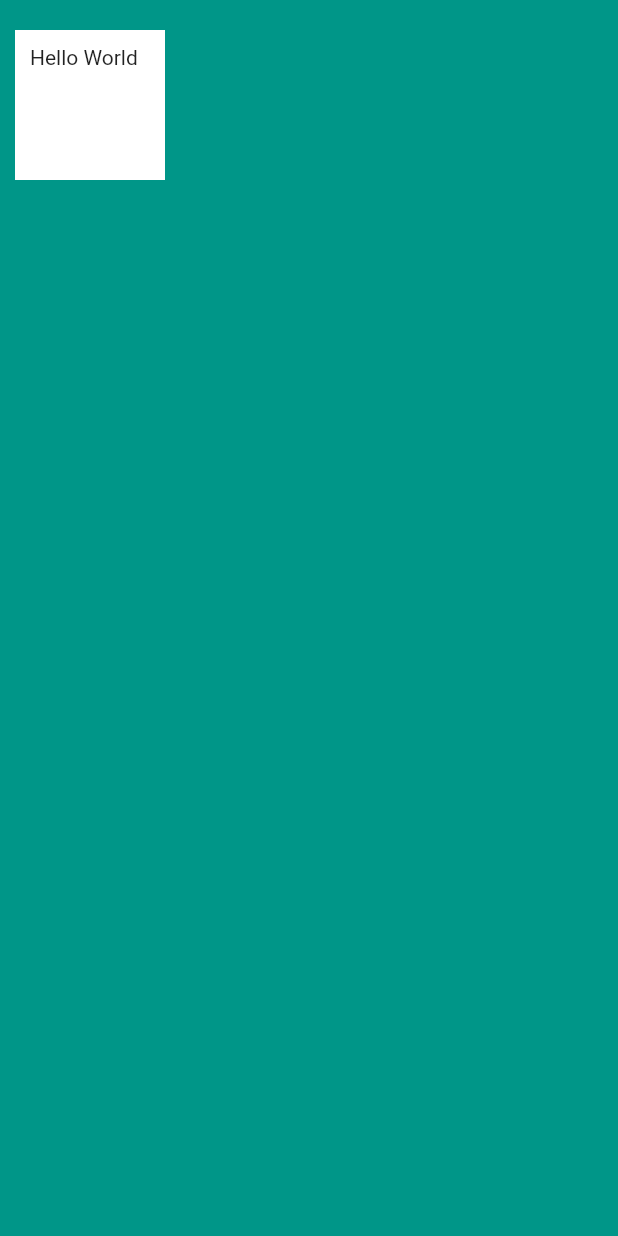
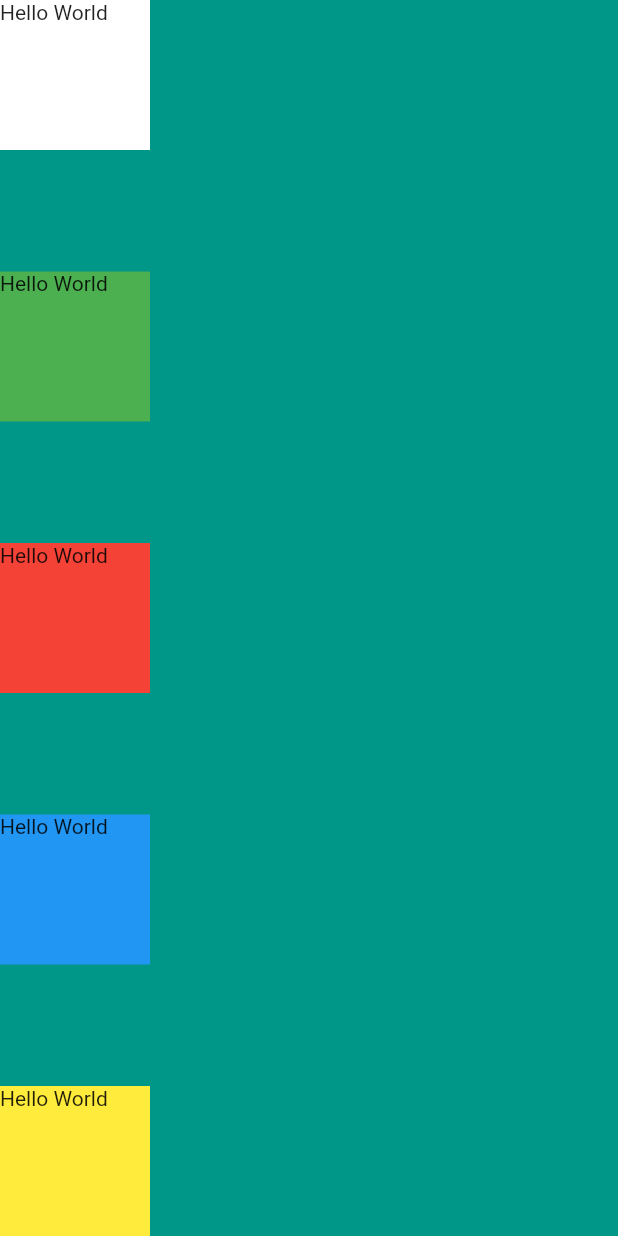
Before and after one commit to hussenk/TryFlutter, a Flutter app: the screen it shows after launch, on a phone screen of 412 x 824 dp. Run offline on Flutter 3.47's test engine with Material 2 defaults, Android fonts, the phone set to English and light mode, and no system bars.

Commit message:
[Add] Columns

```diff
--- a/mi_card_flutter-master/lib/main.dart
+++ b/mi_card_flutter-master/lib/main.dart
@@ -12,15 +12,42 @@ class MyApp extends StatelessWidget {
       home: Scaffold(
         backgroundColor: Colors.teal,
         body: SafeArea(
-            child: Container(
+            child: Column(
+          verticalDirection: VerticalDirection.down ,
+          mainAxisAlignment: MainAxisAlignment.spaceBetween,
+          children: [
+            Container(
               width: 100,
               height: 100,
-              margin: EdgeInsets.fromLTRB(10, 20, 30, 50),
-              padding: EdgeInsets.fromLTRB(10, 10, 10, 10),
               color: Colors.white,
               child: Text('Hello World'),
-            )
-        ),
+            ),
+            Container(
+              width: 100,
+              height: 100,
+              color: Colors.green,
+              child: Text('Hello World'),
+            ),
+            Container(
+              width: 100,
+              height: 100,
+              color: Colors.red,
+              child: Text('Hello World'),
+            ),
+            Container(
+              width: 100,
+              height: 100,
+              color: Colors.blue,
+              child: Text('Hello World'),
+            ),
+            Container(
+              width: 100,
+              height: 100,
+              color: Colors.yellow,
+              child: Text('Hello World'),
+            ),
+          ],
+        )),
       ),
     );
   }
```
